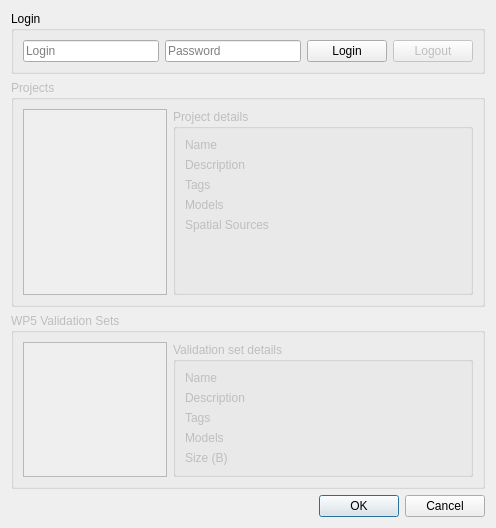
This is BoundaryDelineationIts4landWindow.ui in its4land/qgis-boundary-delineation as Qt 5 draws it before an edit. The edited form follows.
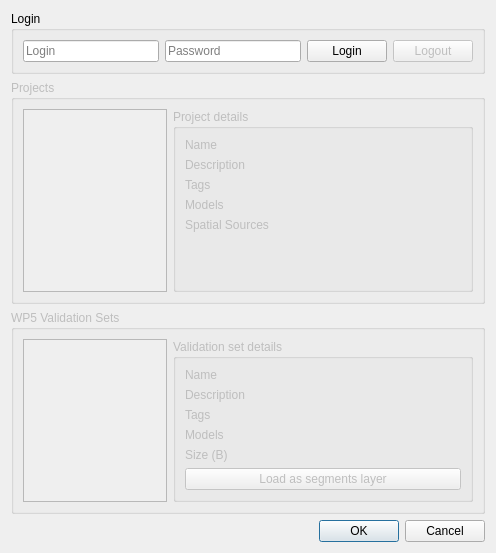
This is the edited form. Custom widgets are drawn as their Qt base class.

Commit message: Make it work loading a content item as WP5ValidatioNSet

Diff of the .ui file:
```diff
--- a/BoundaryDelineationIts4landWindow.ui
+++ b/BoundaryDelineationIts4landWindow.ui
@@ -7,7 +7,7 @@
     <x>0</x>
     <y>0</y>
     <width>496</width>
-    <height>528</height>
+    <height>553</height>
    </rect>
   </property>
   <property name="windowTitle">
@@ -98,6 +98,9 @@
           <height>100</height>
          </size>
         </property>
+        <property name="sortingEnabled">
+         <bool>true</bool>
+        </property>
        </widget>
       </item>
       <item>
@@ -254,6 +257,9 @@
           <height>100</height>
          </size>
         </property>
+        <property name="sortingEnabled">
+         <bool>true</bool>
+        </property>
        </widget>
       </item>
       <item>
@@ -372,6 +378,16 @@
            </item>
           </layout>
          </item>
+         <item row="1" column="0">
+          <widget class="QPushButton" name="validationSetsLoadButton">
+           <property name="enabled">
+            <bool>false</bool>
+           </property>
+           <property name="text">
+            <string>Load as segments layer</string>
+           </property>
+          </widget>
+         </item>
         </layout>
        </widget>
       </item>
```
The commit also changes 2 other files.
